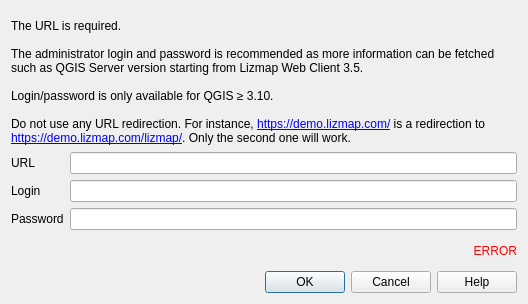
First picture: the form in lizmap/resources/ui/ui_form_server.ui, repository 3liz/lizmap-plugin, before the edit.
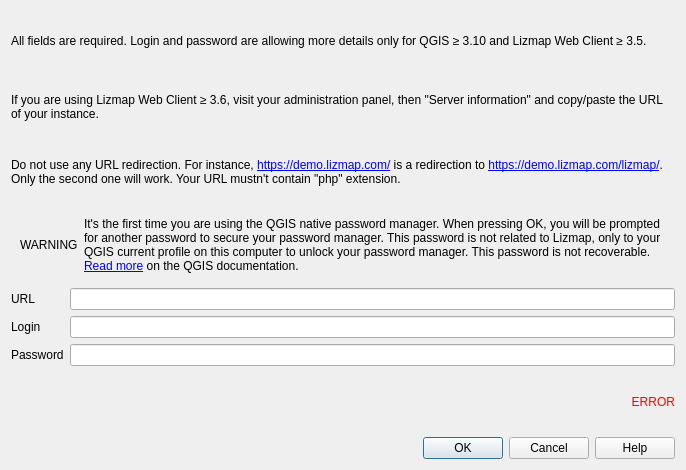
Second picture: the form after the edit. Custom widgets are drawn as their Qt base class.

Commit message: UX - Improve master password and make logins/pwd required

```diff
--- a/lizmap/resources/ui/ui_form_server.ui
+++ b/lizmap/resources/ui/ui_form_server.ui
@@ -6,8 +6,8 @@
    <rect>
     <x>0</x>
     <y>0</y>
-    <width>528</width>
-    <height>304</height>
+    <width>686</width>
+    <height>470</height>
    </rect>
   </property>
   <property name="windowTitle">
@@ -17,7 +17,7 @@
    <item>
     <widget class="QLabel" name="label_3">
      <property name="text">
-      <string>The URL is required.</string>
+      <string>All fields are required. Login and password are allowing more details only for QGIS ≥ 3.10 and Lizmap Web Client ≥ 3.5.</string>
      </property>
      <property name="wordWrap">
       <bool>true</bool>
@@ -25,26 +25,19 @@
     </widget>
    </item>
    <item>
-    <widget class="QLabel" name="label_5">
+    <widget class="QLabel" name="label_7">
      <property name="text">
-      <string>The administrator login and password is recommended as more information can be fetched such as QGIS Server version starting from Lizmap Web Client 3.5.</string>
+      <string>If you are using Lizmap Web Client ≥ 3.6, visit your administration panel, then &quot;Server information&quot; and copy/paste the URL of your instance.</string>
      </property>
      <property name="wordWrap">
       <bool>true</bool>
      </property>
     </widget>
    </item>
-   <item>
-    <widget class="QLabel" name="label_login_with_auth">
-     <property name="text">
-      <string>Login/password is only available for QGIS ≥ 3.10.</string>
-     </property>
-    </widget>
-   </item>
    <item>
     <widget class="QLabel" name="label_4">
      <property name="text">
-      <string>&lt;html&gt;&lt;head/&gt;&lt;body&gt;&lt;p&gt;Do not use any URL redirection. For instance, &lt;a href=&quot;https://demo.lizmap.com/&quot;&gt;&lt;span style=&quot; text-decoration: underline; color:#0000ff;&quot;&gt;https://demo.lizmap.com/&lt;/span&gt;&lt;/a&gt; is a redirection to &lt;a href=&quot;https://demo.lizmap.com/lizmap/&quot;&gt;&lt;span style=&quot; text-decoration: underline; color:#0000ff;&quot;&gt;https://demo.lizmap.com/lizmap/&lt;/span&gt;&lt;/a&gt;. Only the second one will work.&lt;/p&gt;&lt;/body&gt;&lt;/html&gt;</string>
+      <string>&lt;html&gt;&lt;head/&gt;&lt;body&gt;&lt;p&gt;Do not use any URL redirection. For instance, &lt;a href=&quot;https://demo.lizmap.com/&quot;&gt;&lt;span style=&quot; text-decoration: underline; color:#0000ff;&quot;&gt;https://demo.lizmap.com/&lt;/span&gt;&lt;/a&gt; is a redirection to &lt;a href=&quot;https://demo.lizmap.com/lizmap/&quot;&gt;&lt;span style=&quot; text-decoration: underline; color:#0000ff;&quot;&gt;https://demo.lizmap.com/lizmap/&lt;/span&gt;&lt;/a&gt;. Only the second one will work. Your URL mustn't contain &amp;quot;php&amp;quot; extension.&lt;/p&gt;&lt;/body&gt;&lt;/html&gt;</string>
      </property>
      <property name="wordWrap">
       <bool>true</bool>
@@ -54,6 +47,38 @@
      </property>
     </widget>
    </item>
+   <item>
+    <widget class="QWidget" name="widget_warning_password" native="true">
+     <layout class="QHBoxLayout" name="horizontalLayout_2">
+      <item>
+       <widget class="QLabel" name="label_warning">
+        <property name="sizePolicy">
+         <sizepolicy hsizetype="Maximum" vsizetype="Preferred">
+          <horstretch>0</horstretch>
+          <verstretch>0</verstretch>
+         </sizepolicy>
+        </property>
+        <property name="text">
+         <string notr="true">WARNING</string>
+        </property>
+       </widget>
+      </item>
+      <item>
+       <widget class="QLabel" name="label_5">
+        <property name="text">
+         <string>&lt;html&gt;&lt;head/&gt;&lt;body&gt;&lt;p&gt;It's the first time you are using the QGIS native password manager. When pressing OK, you will be prompted for another password to secure your password manager. This password is not related to Lizmap, only to your QGIS current profile on this computer to unlock your password manager. This password is not recoverable. &lt;a href=&quot;https://docs.qgis.org/latest/en/docs/user_manual/auth_system/auth_overview.html#master-password&quot;&gt;&lt;span style=&quot; text-decoration: underline; color:#0000ff;&quot;&gt;Read more&lt;/span&gt;&lt;/a&gt; on the QGIS documentation.&lt;/p&gt;&lt;/body&gt;&lt;/html&gt;</string>
+        </property>
+        <property name="wordWrap">
+         <bool>true</bool>
+        </property>
+        <property name="openExternalLinks">
+         <bool>true</bool>
+        </property>
+       </widget>
+      </item>
+     </layout>
+    </widget>
+   </item>
    <item>
     <layout class="QFormLayout" name="formLayout">
      <item row="0" column="0">
```
The commit also changes 5 other files.
